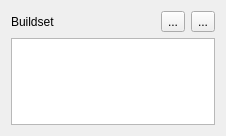
Before: the Qt Designer form plugins/projectmanagerview/projectbuildsetwidget.ui in KDE/kdevelop, drawn with Qt 5.
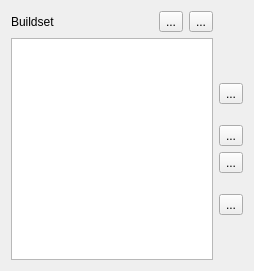
After: the same form once the commit is applied.

Commit message: Implement move up/down/top/bottom and re-select the moved items afterwards. When removing an item also select the item after the one that was removed. BUG:175390 BUG:184224

The edit to the form file:
```diff
--- a/plugins/projectmanagerview/projectbuildsetwidget.ui
+++ b/plugins/projectmanagerview/projectbuildsetwidget.ui
@@ -1,17 +1,17 @@
 <ui version="4.0" >
  <class>ProjectBuildSetWidget</class>
- <widget class="QWidget" name="ProjectBuildSetWidget" >
-  <property name="geometry" >
+ <widget class="QWidget" name="ProjectBuildSetWidget">
+  <property name="geometry">
    <rect>
     <x>0</x>
     <y>0</y>
-    <width>226</width>
-    <height>136</height>
+    <width>254</width>
+    <height>271</height>
    </rect>
   </property>
-  <layout class="QVBoxLayout" >
-   <item>
-    <layout class="QHBoxLayout" >
+  <layout class="QGridLayout" name="gridLayout">
+   <item row="0" column="0">
+    <layout class="QHBoxLayout">
      <item>
       <widget class="QLabel" name="label" >
        <property name="text" >
@@ -20,8 +20,8 @@
       </widget>
      </item>
      <item>
-      <spacer name="horizontalSpacer" >
-       <property name="orientation" >
+      <spacer name="horizontalSpacer">
+       <property name="orientation">
         <enum>Qt::Horizontal</enum>
        </property>
        <property name="sizeHint" stdset="0" >
@@ -33,8 +33,8 @@
       </spacer>
      </item>
      <item>
-      <widget class="QToolButton" name="addItemButton" >
-       <property name="toolTip" >
+      <widget class="QToolButton" name="addItemButton">
+       <property name="toolTip">
         <string>Add currently selected items from project tree view to buildset.</string>
        </property>
        <property name="text" >
@@ -43,8 +43,8 @@
       </widget>
      </item>
      <item>
-      <widget class="QToolButton" name="removeItemButton" >
-       <property name="toolTip" >
+      <widget class="QToolButton" name="removeItemButton">
+       <property name="toolTip">
         <string>Remove currently selected item from buildset.</string>
        </property>
        <property name="text" >
@@ -54,9 +54,9 @@
      </item>
     </layout>
    </item>
-   <item>
-    <widget class="QTableView" name="itemView" >
-     <property name="acceptDrops" >
+   <item row="1" column="0">
+    <widget class="QTableView" name="itemView">
+     <property name="acceptDrops">
       <bool>false</bool>
      </property>
      <property name="toolTip" >
@@ -85,6 +85,108 @@
      </property>
     </widget>
    </item>
+   <item row="1" column="1">
+    <layout class="QVBoxLayout" name="verticalLayout">
+     <item>
+      <spacer name="verticalSpacer">
+       <property name="orientation">
+        <enum>Qt::Vertical</enum>
+       </property>
+       <property name="sizeHint" stdset="0">
+        <size>
+         <width>20</width>
+         <height>40</height>
+        </size>
+       </property>
+      </spacer>
+     </item>
+     <item>
+      <widget class="QToolButton" name="topButton">
+       <property name="toolTip">
+        <string>Move the selected items to the top</string>
+       </property>
+       <property name="text">
+        <string>...</string>
+       </property>
+      </widget>
+     </item>
+     <item>
+      <spacer name="verticalSpacer_3">
+       <property name="orientation">
+        <enum>Qt::Vertical</enum>
+       </property>
+       <property name="sizeType">
+        <enum>QSizePolicy::Fixed</enum>
+       </property>
+       <property name="sizeHint" stdset="0">
+        <size>
+         <width>20</width>
+         <height>15</height>
+        </size>
+       </property>
+      </spacer>
+     </item>
+     <item>
+      <widget class="QToolButton" name="upButton">
+       <property name="toolTip">
+        <string>Move the selected items up</string>
+       </property>
+       <property name="text">
+        <string>...</string>
+       </property>
+      </widget>
+     </item>
+     <item>
+      <widget class="QToolButton" name="downButton">
+       <property name="toolTip">
+        <string>Move the selected item down</string>
+       </property>
+       <property name="text">
+        <string>...</string>
+       </property>
+      </widget>
+     </item>
+     <item>
+      <spacer name="verticalSpacer_4">
+       <property name="orientation">
+        <enum>Qt::Vertical</enum>
+       </property>
+       <property name="sizeType">
+        <enum>QSizePolicy::Fixed</enum>
+       </property>
+       <property name="sizeHint" stdset="0">
+        <size>
+         <width>20</width>
+         <height>15</height>
+        </size>
+       </property>
+      </spacer>
+     </item>
+     <item>
+      <widget class="QToolButton" name="bottomButton">
+       <property name="toolTip">
+        <string>Move the selected items to the bottom</string>
+       </property>
+       <property name="text">
+        <string>...</string>
+       </property>
+      </widget>
+     </item>
+     <item>
+      <spacer name="verticalSpacer_2">
+       <property name="orientation">
+        <enum>Qt::Vertical</enum>
+       </property>
+       <property name="sizeHint" stdset="0">
+        <size>
+         <width>20</width>
+         <height>40</height>
+        </size>
+       </property>
+      </spacer>
+     </item>
+    </layout>
+   </item>
   </layout>
  </widget>
  <resources/>
```
Left out of the diff: 36 changed lines with no effect on the pictures. The commit also changes 4 other files.
